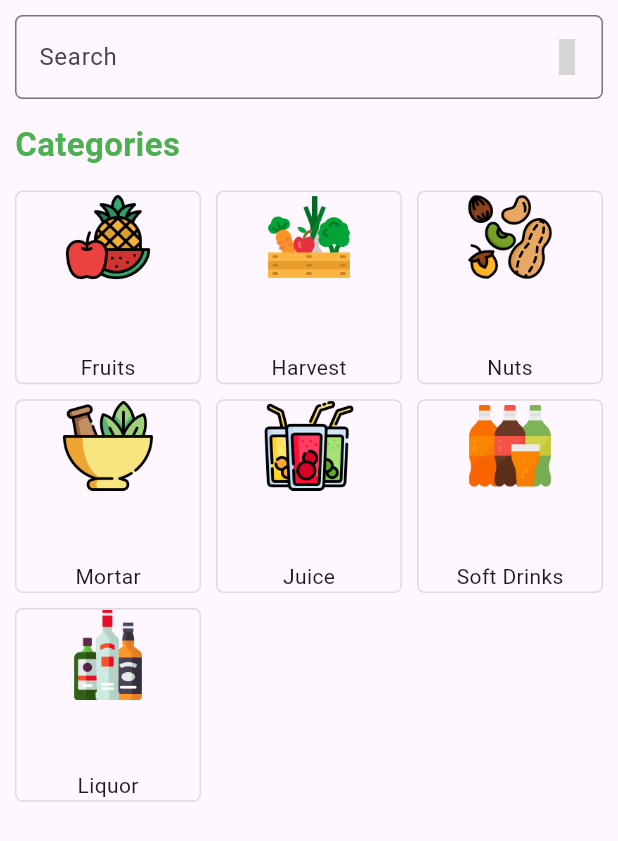
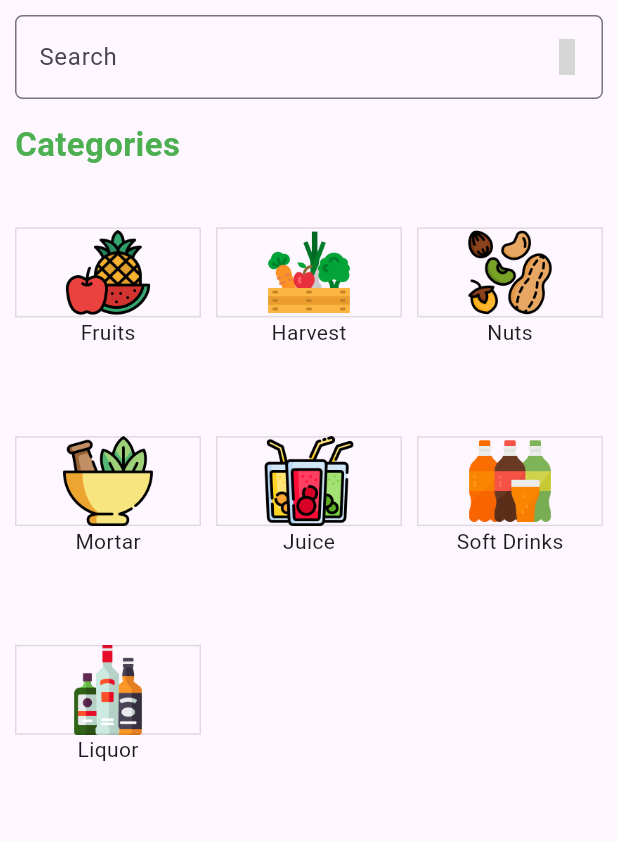
Before and after one commit to nitta02/Grocery-Shop-Application, a Flutter app: the CatagoryPage screen opened directly, on a phone screen of 412 x 824 dp. Shown: the top 841 px of the screen. Run offline on Flutter 3.47's test engine with Material 3 defaults, Android fonts, the phone set to English and light mode, and no system bars; our stand-ins replace card_swiper, flutter_iconly; network calls fail; grey boxes are pictures that could not be loaded.

```diff
--- a/lib/model/lists/onSale.dart
+++ b/lib/model/lists/onSale.dart
@@ -15,11 +15,11 @@ List<OnSaleClassModel> onSaleItemList = [
     onSaleItme: "Passion Fruit",
   ),
   OnSaleClassModel(
-    ImagePaths.onSaleItem4,
-    onSaleItme: "Hamburger",
+    ImagePaths.onSaleItem7,
+    onSaleItme: "Wheat-sack",
   ),
   OnSaleClassModel(
     ImagePaths.onSaleItem5,
-    onSaleItme: "Spicy Food",
+    onSaleItme: "Hamburger",
   ),
 ];
--- a/lib/view/pages/category/category.dart
+++ b/lib/view/pages/category/category.dart
@@ -57,6 +57,7 @@ class CatagoryPage extends StatelessWidget {
                   itemBuilder: (context, index) => CategoryContainer(
                     categoryName: categoryModelList[index].categoryName,
                     imagePath: categoryModelList[index].categoryImagePath,
+                    shape: BoxShape.rectangle,
                   ),
                 ),
               ),
--- a/lib/view/widgets/categoryContainer.dart
+++ b/lib/view/widgets/categoryContainer.dart
@@ -3,25 +3,31 @@ import 'package:flutter/material.dart';
 class CategoryContainer extends StatelessWidget {
   final String categoryName;
   final String imagePath;
+  final BoxShape? shape;
   const CategoryContainer(
-      {super.key, required this.categoryName, required this.imagePath});
+      {super.key,
+      required this.categoryName,
+      required this.imagePath,
+      this.shape});
 
   @override
   Widget build(BuildContext context) {
     return Container(
       height: 100,
-      width: 100,
+      width: 80,
       decoration: BoxDecoration(
-          borderRadius: BorderRadius.circular(5),
-          border: Border.all(
-            color: Colors.black12,
-          )),
+        borderRadius: BorderRadius.circular(5),
+      ),
       child: Column(
-        mainAxisAlignment: MainAxisAlignment.spaceBetween,
+        mainAxisAlignment: MainAxisAlignment.center,
         children: [
           Container(
             height: 60,
             decoration: BoxDecoration(
+                border: Border.all(
+                  color: Colors.black12,
+                ),
+                shape: shape ?? BoxShape.circle,
                 image: DecorationImage(image: AssetImage(imagePath))),
           ),
           Text(categoryName),
```
Also changed, not shown: lib/view/pages/home/bodySection/bodySection.dart (+154 -37 lines).
